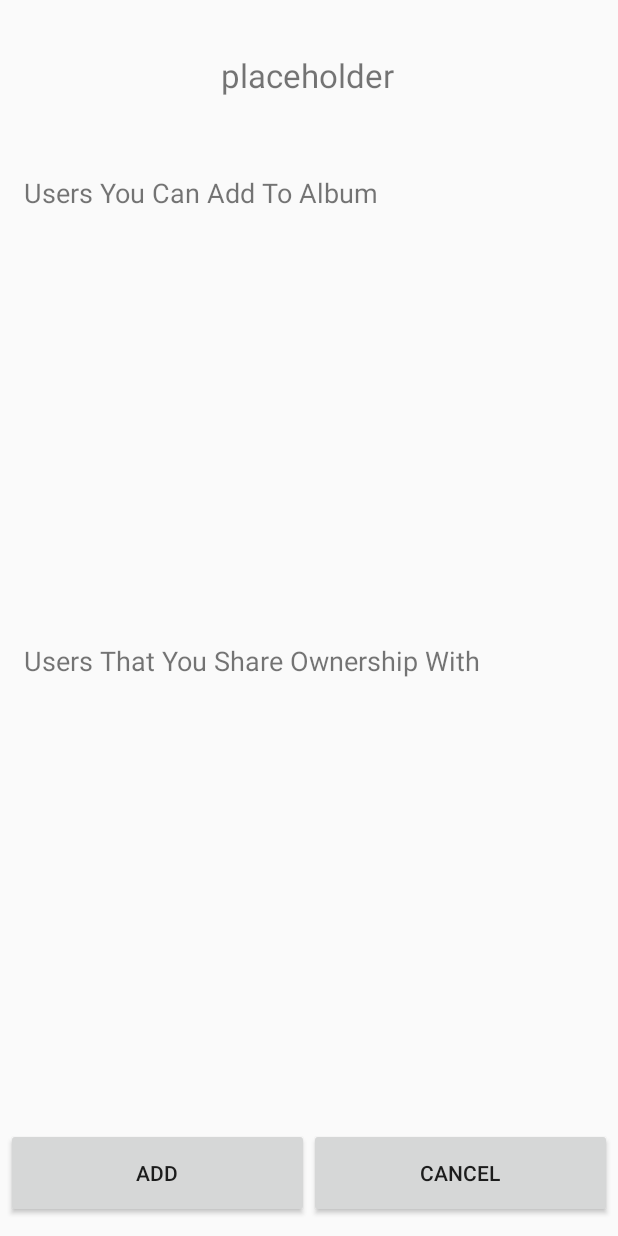
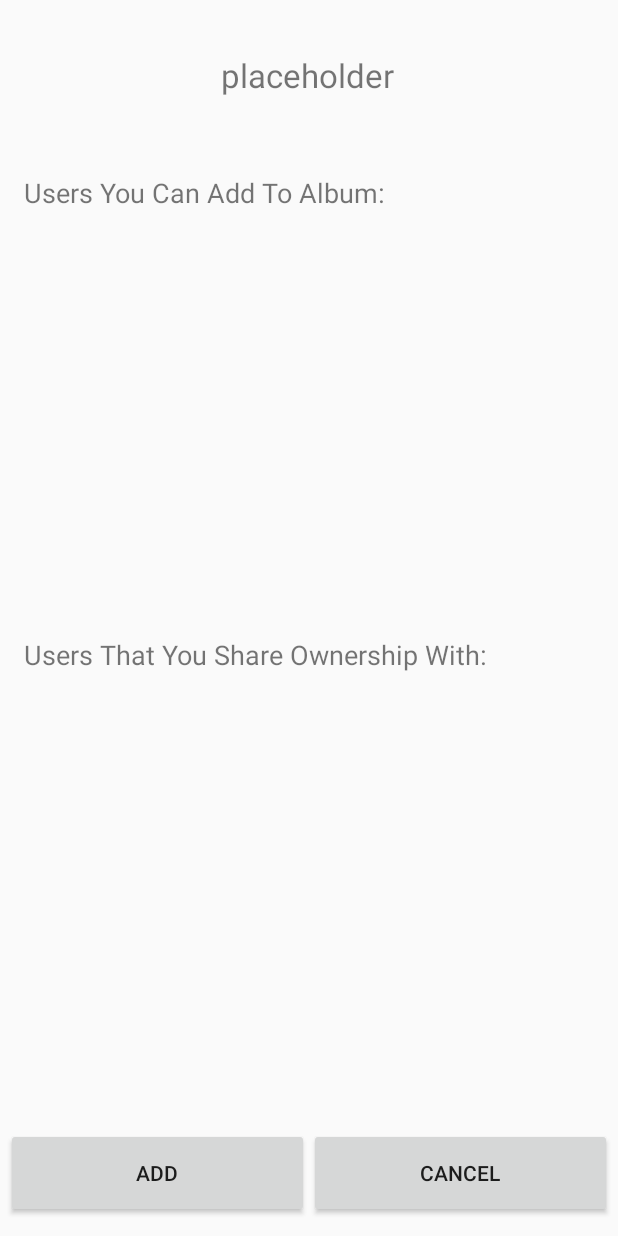
Before and after one commit to miguelmarques1904/cmu18-19, an Android app: the layout activity_adduser.xml on its own in the app's theme, with its tools: preview values and no code run, on a phone screen of 412 x 824 dp. Run offline under Robolectric (Android 15) with nearby library versions, the phone set to English and light mode, and no system bars.

```diff
--- a/app/src/main/java/pt/ist/cmu/p2photo/ViewAlbumActivity.java
+++ b/app/src/main/java/pt/ist/cmu/p2photo/ViewAlbumActivity.java
@@ -53,7 +53,6 @@ public class ViewAlbumActivity extends AppCompatActivity {
     }
 
     public void backOnClick(View v) {
-
         finish();
     }
 }
--- a/app/src/main/res/layout/activity_adduser.xml
+++ b/app/src/main/res/layout/activity_adduser.xml
@@ -55,7 +55,11 @@
             android:id="@+id/adduser_scroll1"
             android:layout_width="0dp"
             android:layout_height="0dp"
+            android:layout_marginStart="8dp"
+            android:layout_marginLeft="8dp"
             android:layout_marginTop="8dp"
+            android:layout_marginEnd="8dp"
+            android:layout_marginRight="8dp"
             android:layout_marginBottom="8dp"
             app:layout_constraintBottom_toTopOf="@id/adduser_ownusers"
             app:layout_constraintEnd_toEndOf="parent"
@@ -75,6 +79,11 @@
             android:id="@+id/adduser_scroll2"
             android:layout_width="0dp"
             android:layout_height="0dp"
+            android:layout_marginStart="8dp"
+            android:layout_marginLeft="8dp"
+            android:layout_marginTop="8dp"
+            android:layout_marginEnd="8dp"
+            android:layout_marginRight="8dp"
             android:layout_marginBottom="8dp"
             app:layout_constraintBottom_toBottomOf="parent"
             app:layout_constraintEnd_toEndOf="parent"
@@ -94,7 +103,7 @@
             android:layout_width="0dp"
             android:layout_height="wrap_content"
             android:layout_marginTop="8dp"
-            android:text="Users You Can Add To Album"
+            android:text="@string/can_add"
             android:textSize="18sp"
             app:layout_constraintBottom_toTopOf="@id/adduser_scroll1"
             app:layout_constraintEnd_toEndOf="parent"
@@ -108,7 +117,7 @@
             android:layout_height="wrap_content"
             android:layout_marginTop="8dp"
             android:layout_marginBottom="8dp"
-            android:text="Users That You Share Ownership With"
+            android:text="@string/cant_add"
             android:textSize="18sp"
             app:layout_constraintBottom_toTopOf="@+id/adduser_scroll2"
             app:layout_constraintEnd_toEndOf="parent"
@@ -136,7 +145,7 @@
             android:layout_marginTop="4dp"
             android:layout_marginBottom="4dp"
             android:onClick="addUserClick"
-            android:text="Add"
+            android:text="@string/add"
             app:layout_constraintBottom_toBottomOf="parent"
             app:layout_constraintEnd_toStartOf="@+id/adduser_cancel"
             app:layout_constraintHorizontal_bias="0.5"
--- a/app/src/main/res/values/strings.xml
+++ b/app/src/main/res/values/strings.xml
@@ -20,4 +20,7 @@
     <string name="add_users">Add/List Users</string>
     <string name="add_photos">Add Photos</string>
     <string name="placeholder">placeholder</string>
+    <string name="add">Add</string>
+    <string name="can_add">Users You Can Add To Album:</string>
+    <string name="cant_add">Users That You Share Ownership With:</string>
 </resources>
```
Also changed, not shown: app/src/main/java/pt/ist/cmu/p2photo/AddUserActivity.java (+18 -1 lines), app/src/main/java/pt/ist/cmu/p2photo/ManageAlbumActivity.java (+48 -2 lines), app/src/main/res/layout/activity_managealbum.xml (+40 -3 lines), app/src/main/res/drawable/profile.png (added).
